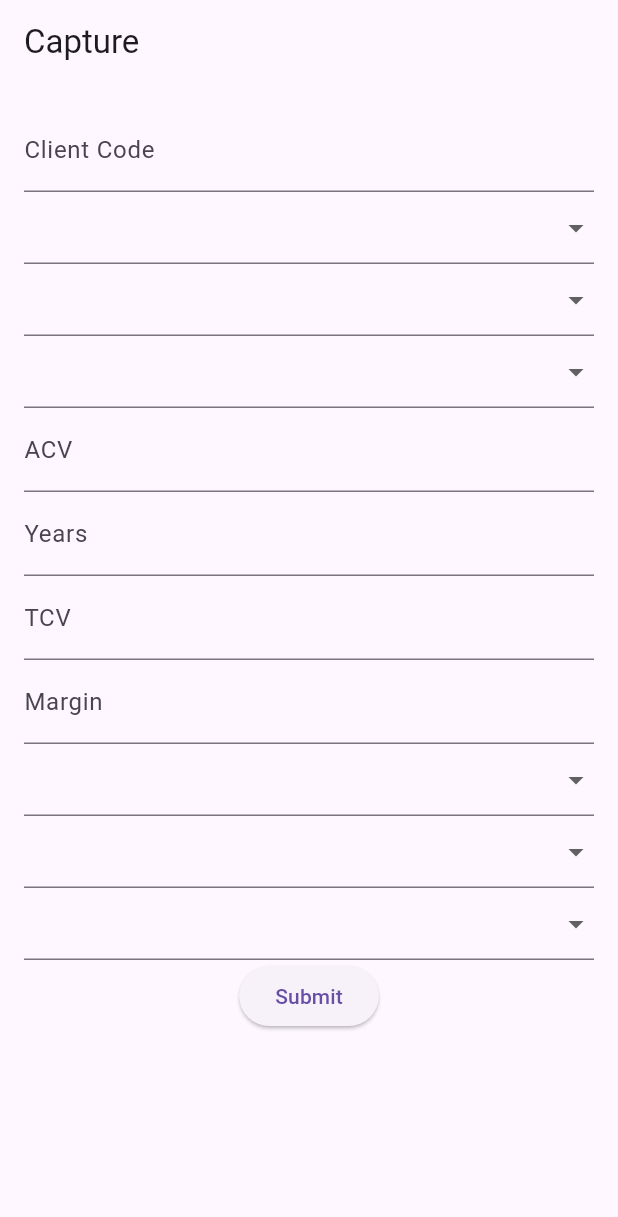
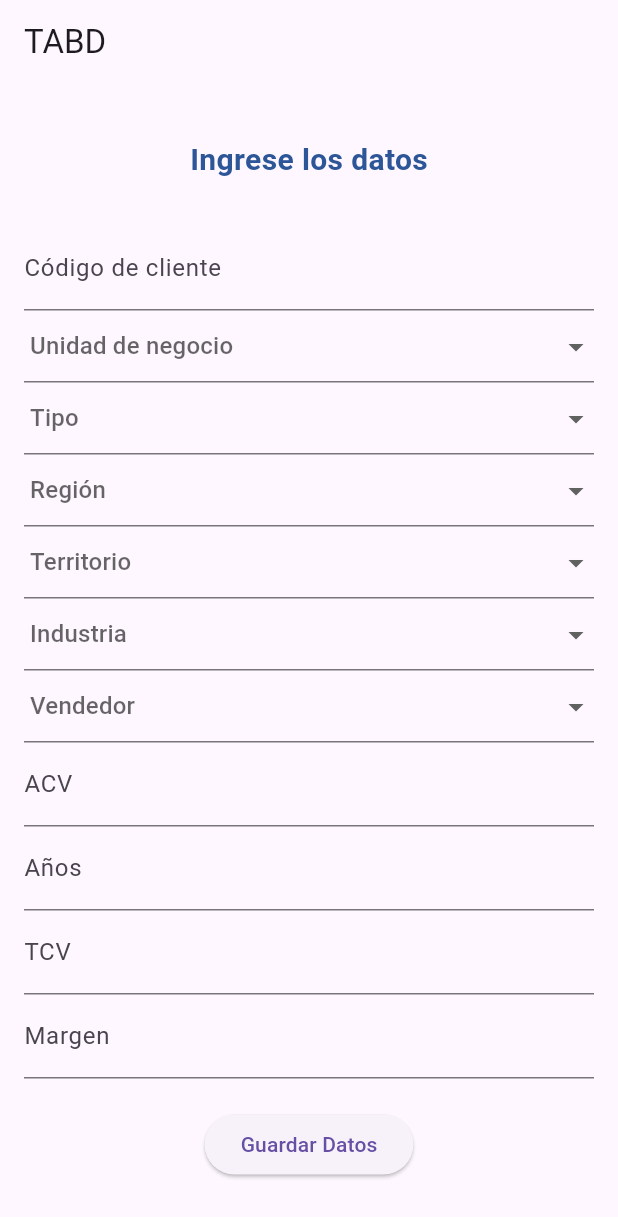
Before and after one commit to fmaderoa/myapp, a Flutter app: the screen it shows after launch, on a phone screen of 412 x 824 dp. Shown: the top 1217 px of the screen. Run offline on Flutter 3.47's test engine with Material 3 defaults, Android fonts, the phone set to English and light mode, and no system bars; our stand-ins replace flutter_dotenv.

Commit message:
Ajustes captura de datos

```diff
--- a/lib/main.dart
+++ b/lib/main.dart
@@ -1,10 +1,13 @@
 
 import 'package:flutter/material.dart';
 import 'package:myapp/view/main_capture.dart';
+// Suggested code may be subject to a license. Learn more: ~LicenseLog:1824201399.
+// Suggested code may be subject to a license. Learn more: ~LicenseLog:1401296617.
+import 'package:flutter_dotenv/flutter_dotenv.dart';
 
 
+Future<void> main() async {
 
-void main() {
   runApp(const MyApp());
 }
 class MyApp extends StatelessWidget {
@@ -13,7 +16,7 @@ class MyApp extends StatelessWidget {
   @override
   Widget build(BuildContext context) {
     return MaterialApp(
-      title: 'Flutter Demo',
+      title: 'Captura Modelo Comercial',
       theme: ThemeData(
         primarySwatch: Colors.blue,
       ),
--- /dev/null
+++ b/lib/view/dropdowncustom.dart
@@ -0,0 +1,52 @@
+import 'package:flutter/material.dart';
+
+class DropDownCustom extends StatelessWidget {
+
+  final List<String> listaDeOpciones;
+  final String nombreColeccion;
+  final Function onSelectedValue;
+  final String? selectElement;
+
+  const DropDownCustom({super.key,
+    required this.listaDeOpciones,
+    required this.nombreColeccion,
+    required this.onSelectedValue,
+    this.selectElement
+  });
+
+  @override
+  Widget build(BuildContext context) {
+    return DropdownButtonFormField(
+      focusColor: Colors.amber,
+      hint: selectElement == null ? Text(nombreColeccion) : null,
+      value: selectElement,
+      validator: (value) {
+        if(value == null || value.isEmpty) {
+            return 'Debe seleccionar un item';
+        }
+        return null;
+      },
+      padding: const EdgeInsets.symmetric(horizontal: 4.0),
+      items: listaDeOpciones.map((e){
+      return DropdownMenuItem(
+        // ignore: sort_child_properties_last
+        child: SizedBox(
+          width: double.infinity,
+          child: Text(
+            e,
+            overflow: TextOverflow.ellipsis,
+          ),
+        ),
+        value: e,
+      );
+      }).toList(),
+       onChanged: (value) {
+         onSelectedValue(value);
+         },
+         isDense: true,
+         isExpanded: true,
+          );
+
+   }
+
+}
--- /dev/null
+++ b/lib/view/estilotitulo.dart
@@ -0,0 +1,13 @@
+import 'package:flutter/material.dart';
+
+class EstiloTitulo extends StatelessWidget {
+  final String textoTitulo;
+  const EstiloTitulo({
+    super.key, required this.textoTitulo,
+  });
+
+  @override
+  Widget build(BuildContext context) {
+    return Center(child: Text( textoTitulo, style: const TextStyle(fontSize: 20, fontWeight: FontWeight.bold, color: Color.fromRGBO(44, 86, 151, 1)),),);
+  }
+}
--- a/lib/view/main_capture.dart
+++ b/lib/view/main_capture.dart
@@ -1,8 +1,10 @@
 
 import 'package:flutter/material.dart';
+import 'package:myapp/view/dropdowncustom.dart';
+import 'package:myapp/view/estilotitulo.dart';
 
 class Capture extends StatefulWidget {
-  const Capture({Key? key}) : super(key: key);
+  const Capture({super.key});
 
   @override
   State<Capture> createState() => _CaptureState();
@@ -20,115 +22,174 @@ class _CaptureState extends State<Capture> {
 
   // Dropdowns
   String? _businessUnit;
-  String? _stage;
   String? _type;
   String? _region;
   String? _territory;
   String? _industry;
+  String? _idsealer;
+
+  List<String> opcionesUnidadNegocio=[
+    'BU-01',
+    'BU-02',
+    'BU-03',
+    'BU-04',
+    'BU-05',
+    'BU-06',
+    'BU-07',
+    'BU-08',
+    'BU-09',
+    'BU-10',
+  ];
+
+  List<String> tipos=[
+    'TY-00',
+    'TY-01',
+    'TY-02',
+    'TY-03',
+    'TY-04',
+    'TY-05',
+  ];
+
+  List<String> regiones=[
+    'RE-00',
+    'RE-01',
+    'RE-02',
+    'RE-03',
+  ];
+
+  List<String> territorios=[
+    'TE-00',
+    'TE-01',
+    'TE-02',
+    'TE-03',
+    'TE-04',
+    'TE-05',
+    'TE-06',
+    'TE-07',
+    'TE-08',
+  ];
+
+  List<String> industrias=[
+    'IN-00',
+    'IN-01',
+    'IN-02',
+    'IN-03',
+    'IN-04',
+    'IN-05',
+    'IN-06',
+    'IN-07',
+    'IN-08',
+    'IN-09',
+    'IN-10',
+  ];
+
+  List<String> vendedores=[
+    'NV-0',
+    'NV-1',
+    'NV-2',
+    'NV-3',
+    'NV-4',
+  ];
+
 
   @override
   Widget build(BuildContext context) {
     return Scaffold(
       appBar: AppBar(
-        title: const Text('Capture'),
+        title: const Text('TABD'),
       ),
-      body: Form(
+      body: SingleChildScrollView(
+        child: Form(
           key: _formKey,
           child: Padding(
             padding: const EdgeInsets.all(16.0),
             child: Column(
               children: [
+                const SizedBox(height: 20,),
+                const EstiloTitulo(textoTitulo: 'Ingrese los datos'),
+                const SizedBox(height: 30,),
                 // Client code text field
                 TextFormField(
                   controller: _clientCodeController,
                   decoration: const InputDecoration(
-                  labelText: 'Client Code',
+                    labelText: 'Código de cliente',
                   ),
                   validator: (value) {
                     if (value == null || value.isEmpty) {
-                    return 'Please enter a client code';
+                      return 'Por favor ingrese un código';
                     }
                     return null;
                   },
                 ),
+                // Business unit dropdown
+                DropDownCustom(
+                  listaDeOpciones: opcionesUnidadNegocio,
+                  nombreColeccion: 'Unidad de negocio',
+                  onSelectedValue: (value) {
+                           _businessUnit = value;
+                           setState(() {
 
-              // Business unit dropdown
-              DropdownButtonFormField<String>(
-                value: _businessUnit,
-                items: const [
-                  DropdownMenuItem(
-                    value: 'Unit 1',
-                    child: Text('Unit 1'),
-                  ),
-                  DropdownMenuItem(
-                    value: 'Unit 2',
-                    child: Text('Unit 2'),
-                  ),
-                ],
-                onChanged: (value) {
+                           });
+
+                          }, selectElement: _businessUnit,),
+                //DropDownCustom tipos
+                DropDownCustom(
+                  listaDeOpciones: tipos,
+                  nombreColeccion: 'Tipo',
+                  onSelectedValue: (value) {
+                           _type = value;
                            setState(() {
-                    _businessUnit = value;
+
                            });
-                },
-                validator: (value) {
-                  if (value == null || value.isEmpty) {
-                    return 'Please select a business unit';
-                  }
-                  return null;
-                },
-              ),
 
-              // Stage dropdown
-              DropdownButtonFormField<String>(
-                value: _stage,
-                items: const [
-                  DropdownMenuItem(
-                    value: 'Stage 1',
-                    child: Text('Stage 1'),
-                  ),
-                  DropdownMenuItem(
-                    value: 'Stage 2',
-                    child: Text('Stage 2'),
-                  ),
-                ],
-                onChanged: (value) {
+                          }, selectElement: _type,),
+                //DropDownCustom regiones
+                DropDownCustom(
+                  listaDeOpciones: regiones,
+                  nombreColeccion: 'Región',
+                  onSelectedValue: (value) {
+                           _region = value;
                            setState(() {
-                    _stage = value;
+
                            });
-                },
-                validator: (value) {
-                  if (value == null || value.isEmpty) {
-                    return 'Please select a stage';
-                  }
-                  return null;
-                },
-              ),
 
-              // Type dropdown
-              DropdownButtonFormField<String>(
-                value: _type,
-                items: const [
-                  DropdownMenuItem(
-                    value: 'Type 1',
-                    child: Text('Type 1'),
-                  ),
-                  DropdownMenuItem(
-                    value: 'Type 2',
-                    child: Text('Type 2'),
-                  ),
-                ],
-                onChanged: (value) {
+                          }, selectElement: _region,),
+                //DropDownCustom territorios
+                DropDownCustom(
+                  listaDeOpciones: territorios,
+                  nombreColeccion: 'Territorio',
+                  onSelectedValue: (value) {
+                           _territory = value;
                            setState(() {
-                    _type = value;
+
                            });
-                },
-                validator: (value) {
-                  if (value == null || value.isEmpty) {
-                    return 'Please select a type';
-                  }
-                  return null;
-                },
-              ),
+
+                          }, selectElement: _territory),
+
+                //DropDownCustom industrias
+                DropDownCustom(
+                  listaDeOpciones: industrias,
+                  nombreColeccion: 'Industria',
+                  onSelectedValue: (value) {
+                           _industry = value;
+                           setState(() {
+
+                           });
+
+                          }, selectElement: _industry),
+                //DropDownCustom vendedores
+                DropDownCustom(
+                  listaDeOpciones: vendedores,
+                  nombreColeccion: 'Vendedor',
+                  onSelectedValue: (value) {
+                           _idsealer = value;
+                           setState(() {
+
+                           });
+
+                          }, selectElement: _idsealer),
+
+
 
                 // ACV text field
                 TextFormField(
@@ -150,7 +211,7 @@ class _CaptureState extends State<Capture> {
                   controller: _yearsController,
                   keyboardType: TextInputType.number,
                   decoration: const InputDecoration(
-                  labelText: 'Years',
+                    labelText: 'Años',
                   ),
                   validator: (value) {
                     if (value == null || value.isEmpty) {
@@ -180,7 +241,7 @@ class _CaptureState extends State<Capture> {
                   controller: _marginController,
                   keyboardType: TextInputType.number,
                   decoration: const InputDecoration(
-                  labelText: 'Margin',
+                    labelText: 'Margen',
                   ),
                   validator: (value) {
                     if (value == null || value.isEmpty) {
@@ -190,84 +251,7 @@ class _CaptureState extends State<Capture> {
                   },
                 ),
 
-              // Region dropdown
-              DropdownButtonFormField<String>(
-                value: _region,
-                items: const [
-                  DropdownMenuItem(
-                    value: 'Region 1',
-                    child: Text('Region 1'),
-                  ),
-                  DropdownMenuItem(
-                    value: 'Region 2',
-                    child: Text('Region 2'),
-                  ),
-                ],
-                onChanged: (value) {
-                  setState(() {
-                    _region = value;
-                  });
-                },
-                validator: (value) {
-                  if (value == null || value.isEmpty) {
-                    return 'Please select a region';
-                  }
-                  return null;
-                },
-              ),
-
-              // Territory dropdown
-              DropdownButtonFormField<String>(
-                value: _territory,
-                items: const [
-                  DropdownMenuItem(
-                    value: 'Territory 1',
-                    child: Text('Territory 1'),
-                  ),
-                  DropdownMenuItem(
-                    value: 'Territory 2',
-                    child: Text('Territory 2'),
-                  ),
-                ],
-                onChanged: (value) {
-                  setState(() {
-                    _territory = value;
-                  });
-                },
-                validator: (value) {
-                  if (value == null || value.isEmpty) {
-                    return 'Please select a territory';
-                  }
-                  return null;
-                },
-              ),
-
-              // Industry dropdown
-              DropdownButtonFormField<String>(
-                value: _industry,
-                items: const [
-                  DropdownMenuItem(
-                    value: 'Industry 1',
-                    child: Text('Industry 1'),
-                  ),
-                  DropdownMenuItem(
-                    value: 'Industry 2',
-                    child: Text('Industry 2'),
-                  ),
-                ],
-                onChanged: (value) {
-                  setState(() {
-                    _industry = value;
-                  });
-                },
-                validator: (value) {
-                  if (value == null || value.isEmpty) {
-                    return 'Please select an industry';
-                  }
-                  return null;
-                },
-              ),
-
+                const SizedBox(height: 20,),
                 // Submit button
                 ElevatedButton(
                   onPressed: () {
@@ -275,9 +259,10 @@ class _CaptureState extends State<Capture> {
                       // Process the form data
                     }
                   },
-                child: const Text('Submit'),
+                  child: const Text('Guardar Datos'),
                 ),
               ],
+            ),
           ),
         ),
       ),
```
Also changed, not shown: pubspec.yaml (+6 -1 lines), pubspec.lock, 1 other file. Lines whose indentation alone changed are shown as unchanged.
